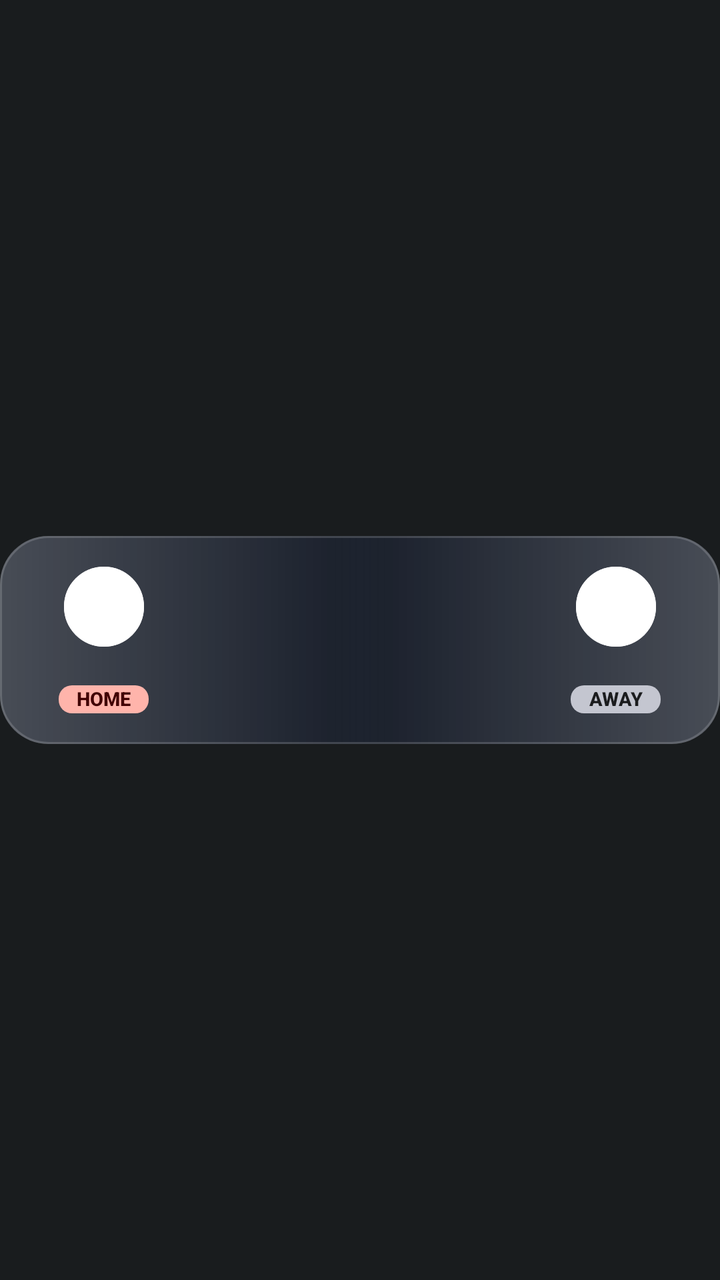
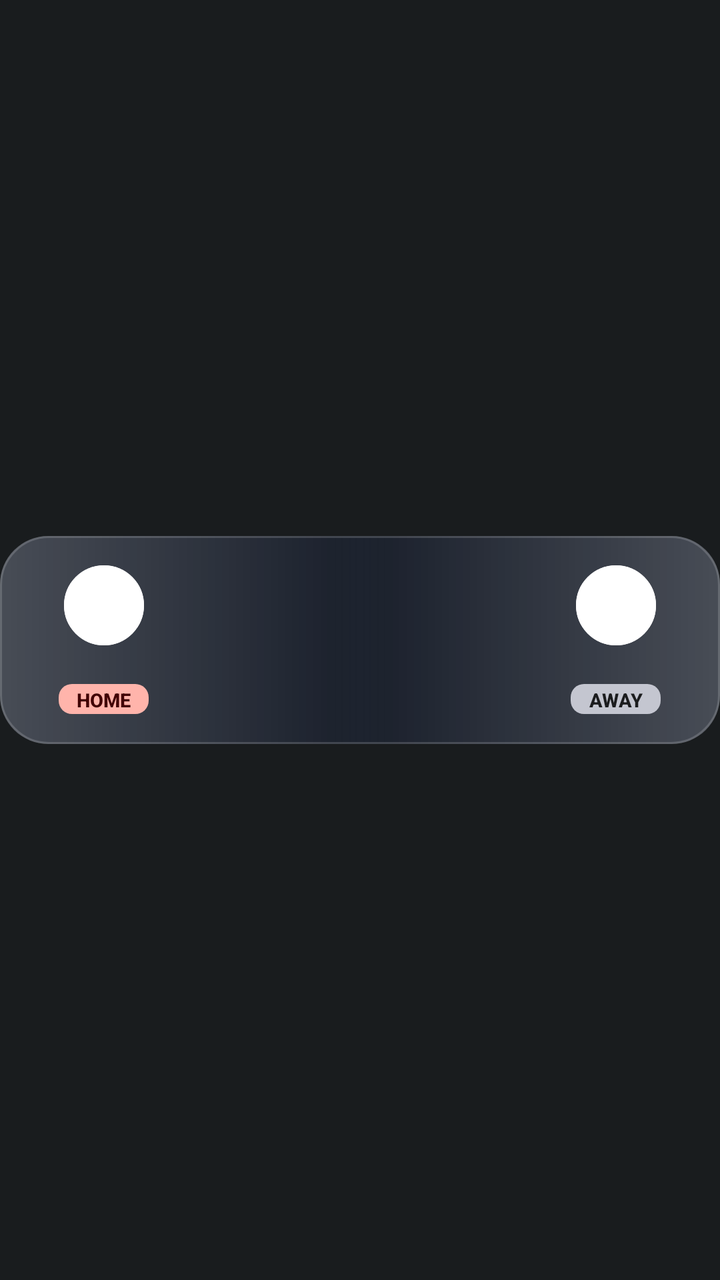

Screens rendered from an Android XML layout before and after an edit, with the pre-edit source and the edit as a unified diff.
<!-- AndroidManifest.xml: application theme Theme.AtAGlancePlus -->
<!-- res/layout/card_sports.xml -->
<?xml version="1.0" encoding="utf-8"?>
<FrameLayout xmlns:android="http://schemas.android.com/apk/res/android"
    android:id="@+id/card_root"
    style="@style/AagCardRoot">

    <FrameLayout
        android:id="@+id/sports_surface"
        android:layout_width="match_parent"
        android:layout_height="@dimen/card_body_height"
        android:layout_gravity="center_vertical"
        android:background="@drawable/sports_surface"
        android:clipToOutline="true">

        <ImageView
            android:id="@+id/sports_wash_home"
            android:layout_width="match_parent"
            android:layout_height="match_parent"
            android:contentDescription="@null"
            android:scaleType="fitXY"
            android:src="@drawable/sports_wash_home" />

        <ImageView
            android:id="@+id/sports_wash_away"
            android:layout_width="match_parent"
            android:layout_height="match_parent"
            android:contentDescription="@null"
            android:scaleType="fitXY"
            android:src="@drawable/sports_wash_away" />

        <ImageView
            android:id="@+id/sports_wave"
            android:layout_width="117dp"
            android:layout_height="78dp"
            android:layout_gravity="bottom|end"
            android:contentDescription="@null"
            android:src="@drawable/sports_wave"
            android:visibility="gone" />
    </FrameLayout>

    <LinearLayout
        android:id="@+id/card_body"
        style="@style/AagCardBody"
        android:background="@drawable/sports_border"
        android:baselineAligned="false"
        android:gravity="center_vertical"
        android:orientation="horizontal"
        android:paddingEnd="16dp">

        
        <LinearLayout
            android:layout_width="72dp"
            android:layout_height="match_parent"
            android:gravity="center"
            android:orientation="vertical">

            <FrameLayout
                android:layout_width="40dp"
                android:layout_height="40dp">

                <ImageView
                    android:id="@+id/sports_home_circle"
                    android:layout_width="match_parent"
                    android:layout_height="match_parent"
                    android:contentDescription="@null"
                    android:src="@drawable/team_circle" />

                <ImageView
                    android:id="@+id/sports_home_ring"
                    android:layout_width="match_parent"
                    android:layout_height="match_parent"
                    android:contentDescription="@null"
                    android:src="@drawable/team_ring" />

                <ImageView
                    android:id="@+id/sports_home_logo"
                    android:layout_width="29dp"
                    android:layout_height="29dp"
                    android:layout_gravity="center"
                    android:contentDescription="@null"
                    android:scaleType="fitCenter" />
            </FrameLayout>

            <TextView
                android:id="@+id/sports_home_abbr"
                android:layout_width="wrap_content"
                android:layout_height="wrap_content"
                android:layout_marginTop="2dp"
                android:fontFamily="sans-serif-medium"
                android:includeFontPadding="false"
                android:letterSpacing="0.04"
                android:singleLine="true"
                android:textColor="#FFE2E2E6"
                android:textSize="14sp"
                android:textStyle="bold" />

            <TextView
                android:id="@+id/sports_home_side"
                android:layout_width="45dp"
                android:layout_height="14dp"
                android:layout_marginTop="1dp"
                android:background="@drawable/tag_home_live"
                android:fontFamily="sans-serif-medium"
                android:gravity="center"
                android:includeFontPadding="false"
                android:singleLine="true"
                android:text="HOME"
                android:textColor="#FF410002"
                android:textSize="9.5sp"
                android:textStyle="bold" />
        </LinearLayout>

        <TextView
            android:id="@+id/sports_home_score"
            android:layout_width="wrap_content"
            android:layout_height="wrap_content"
            android:layout_marginStart="8dp"
            android:fontFamily="sans-serif-medium"
            android:includeFontPadding="false"
            android:singleLine="true"
            android:textColor="#FFFFFFFF"
            android:textSize="36sp"
            android:textStyle="bold" />

        <LinearLayout
            android:layout_width="0dp"
            android:layout_height="match_parent"
            android:layout_weight="1"
            android:gravity="center"
            android:orientation="vertical">

            <TextView
                android:id="@+id/sports_league"
                android:layout_width="wrap_content"
                android:layout_height="wrap_content"
                android:ellipsize="end"
                android:fontFamily="sans-serif-medium"
                android:includeFontPadding="false"
                android:letterSpacing="0.08"
                android:singleLine="true"
                android:textAllCaps="true"
                android:textColor="#FF94A3B8"
                android:textSize="12.5sp" />

            <TextView
                android:id="@+id/sports_status"
                android:layout_width="match_parent"
                android:layout_height="22dp"
                android:layout_marginTop="2dp"
                android:autoSizeMaxTextSize="19sp"
                android:autoSizeMinTextSize="11sp"
                android:autoSizeStepGranularity="0.5sp"
                android:autoSizeTextType="uniform"
                android:fontFamily="sans-serif-medium"
                android:gravity="center"
                android:includeFontPadding="false"
                android:maxLines="1"
                android:textColor="#FFFFFFFF"
                android:textStyle="bold" />

            <LinearLayout
                android:id="@+id/sports_pill"
                android:layout_width="wrap_content"
                android:layout_height="20dp"
                android:layout_marginTop="4dp"
                android:background="@drawable/status_pill_live"
                android:gravity="center"
                android:orientation="horizontal"
                android:paddingStart="8dp"
                android:paddingEnd="8dp"
                android:visibility="gone">

                <ImageView
                    android:id="@+id/sports_dot"
                    android:layout_width="6dp"
                    android:layout_height="6dp"
                    android:layout_marginEnd="4dp"
                    android:contentDescription="@null"
                    android:src="@drawable/live_dot" />

                <TextView
                    android:id="@+id/sports_note"
                    android:layout_width="wrap_content"
                    android:layout_height="wrap_content"
                    android:fontFamily="sans-serif-medium"
                    android:includeFontPadding="false"
                    android:letterSpacing="0.06"
                    android:singleLine="true"
                    android:textColor="#FFFF8A80"
                    android:textSize="10.5sp"
                    android:textStyle="bold" />
            </LinearLayout>
        </LinearLayout>

        <TextView
            android:id="@+id/sports_away_score"
            android:layout_width="wrap_content"
            android:layout_height="wrap_content"
            android:layout_marginEnd="8dp"
            android:fontFamily="sans-serif-medium"
            android:includeFontPadding="false"
            android:singleLine="true"
            android:textColor="#FFFFFFFF"
            android:textSize="36sp"
            android:textStyle="bold" />

        
        <LinearLayout
            android:layout_width="72dp"
            android:layout_height="match_parent"
            android:gravity="center"
            android:orientation="vertical">

            <FrameLayout
                android:layout_width="40dp"
                android:layout_height="40dp">

                <ImageView
                    android:id="@+id/sports_away_circle"
                    android:layout_width="match_parent"
                    android:layout_height="match_parent"
                    android:contentDescription="@null"
                    android:src="@drawable/team_circle" />

                <ImageView
                    android:id="@+id/sports_away_ring"
                    android:layout_width="match_parent"
                    android:layout_height="match_parent"
                    android:contentDescription="@null"
                    android:src="@drawable/team_ring" />

                <ImageView
                    android:id="@+id/sports_away_logo"
                    android:layout_width="29dp"
                    android:layout_height="29dp"
                    android:layout_gravity="center"
                    android:contentDescription="@null"
                    android:scaleType="fitCenter" />
            </FrameLayout>

            <TextView
                android:id="@+id/sports_away_abbr"
                android:layout_width="wrap_content"
                android:layout_height="wrap_content"
                android:layout_marginTop="2dp"
                android:fontFamily="sans-serif-medium"
                android:includeFontPadding="false"
                android:letterSpacing="0.04"
                android:singleLine="true"
                android:textColor="#FFE2E2E6"
                android:textSize="14sp"
                android:textStyle="bold" />

            <TextView
                android:id="@+id/sports_away_side"
                android:layout_width="45dp"
                android:layout_height="14dp"
                android:layout_marginTop="1dp"
                android:background="@drawable/tag_away_live"
                android:fontFamily="sans-serif-medium"
                android:gravity="center"
                android:includeFontPadding="false"
                android:singleLine="true"
                android:text="AWAY"
                android:textColor="#FF1B1C1E"
                android:textSize="9.5sp"
                android:textStyle="bold" />
        </LinearLayout>
    </LinearLayout>

    
    <ImageView
        android:id="@+id/hold_bar"
        android:layout_width="match_parent"
        android:layout_height="@dimen/card_body_height"
        android:layout_gravity="center_vertical"
        android:contentDescription="@null"
        android:duplicateParentState="true"
        android:scaleType="fitXY"
        android:src="@drawable/hold_bar_red_400" />
</FrameLayout>
<!-- resources referenced by this layout -->
<resources>
  <dimen name="card_body_height">104dp</dimen>
  <!-- drawable live_dot (drawable) -->
  <?xml version="1.0" encoding="utf-8"?>
  <shape xmlns:android="http://schemas.android.com/apk/res/android" android:shape="oval">
      <solid android:color="#FFFF6B6B" />
  </shape>
  <!-- drawable sports_border (drawable) -->
  <?xml version="1.0" encoding="utf-8"?>
  <shape xmlns:android="http://schemas.android.com/apk/res/android" android:shape="rectangle">
      <solid android:color="#00000000" />
      <stroke android:width="1dp" android:color="#29FFFFFF" />
      <corners android:radius="24dp" />
  </shape>
  <!-- drawable sports_surface (drawable) -->
  <?xml version="1.0" encoding="utf-8"?>
  <shape xmlns:android="http://schemas.android.com/apk/res/android" android:shape="rectangle">
      <solid android:color="#F2161C28" />
      <corners android:radius="24dp" />
  </shape>
  <!-- drawable sports_wave (drawable) -->
  <?xml version="1.0" encoding="utf-8"?>
  <vector xmlns:android="http://schemas.android.com/apk/res/android"
      android:width="96dp"
      android:height="64dp"
      android:viewportWidth="96"
      android:viewportHeight="64">
      <path android:fillColor="#1F64B5F6" android:pathData="M0,64 C16,62 22,48 38,42 C56,35 70,38 82,26 C90,18 93,9 96,0 L96,64 Z" />
  </vector>
  <!-- drawable status_pill_live (drawable) -->
  <?xml version="1.0" encoding="utf-8"?>
  <shape xmlns:android="http://schemas.android.com/apk/res/android" android:shape="rectangle">
      <solid android:color="#FF4A1C20" />
      <stroke android:width="1dp" android:color="#80FF5252" />
      <corners android:radius="9dp" />
  </shape>
  <!-- drawable tag_away_live (drawable) -->
  <?xml version="1.0" encoding="utf-8"?>
  <shape xmlns:android="http://schemas.android.com/apk/res/android" android:shape="rectangle">
      <solid android:color="#FFC4C6D0" />
      <corners android:radius="6.5dp" />
  </shape>
  <!-- drawable tag_home_live (drawable) -->
  <?xml version="1.0" encoding="utf-8"?>
  <shape xmlns:android="http://schemas.android.com/apk/res/android" android:shape="rectangle">
      <solid android:color="#FFFFB4AB" />
      <corners android:radius="6.5dp" />
  </shape>
  <!-- drawable team_circle (drawable) -->
  <?xml version="1.0" encoding="utf-8"?>
  <shape xmlns:android="http://schemas.android.com/apk/res/android" android:shape="oval">
      <solid android:color="#FFFFFFFF" />
  </shape>
  <!-- drawable team_ring (drawable) -->
  <?xml version="1.0" encoding="utf-8"?>
  <shape xmlns:android="http://schemas.android.com/apk/res/android" android:shape="oval">
      <solid android:color="#00000000" />
      <stroke android:width="1.5dp" android:color="#FFFFFFFF" />
  </shape>
  <style name="AagCardBody">
          <item name="android:layout_width">match_parent</item>
          <item name="android:layout_height">@dimen/card_body_height</item>
          <item name="android:layout_gravity">center_vertical</item>
          <item name="android:paddingStart">16dp</item>
          <item name="android:paddingEnd">18dp</item>
      </style>
  <style name="AagCardRoot">
          <item name="android:layout_width">match_parent</item>
          <item name="android:layout_height">@dimen/card_body_height</item>
          <item name="android:clipChildren">false</item>
          <item name="android:clipToPadding">false</item>
      </style>
  <style name="Theme.AtAGlancePlus" parent="android:Theme.DeviceDefault.NoActionBar">
          <item name="android:windowLightStatusBar">false</item>
      </style>
  <!-- unchanged entries left out for length: 7 -->
</resources>

<!-- the commit's change to res/layout/card_sports.xml (unified diff, before → after) -->
@@ -96,12 +96,13 @@
             <TextView
                 android:id="@+id/sports_home_side"
                 android:layout_width="45dp"
-                android:layout_height="14dp"
+                android:layout_height="15dp"
                 android:layout_marginTop="1dp"
                 android:background="@drawable/tag_home_live"
                 android:fontFamily="sans-serif-medium"
                 android:gravity="center"
                 android:includeFontPadding="false"
+                android:paddingTop="2dp"
                 android:singleLine="true"
                 android:text="HOME"
                 android:textColor="#FF410002"
@@ -253,12 +254,13 @@
             <TextView
                 android:id="@+id/sports_away_side"
                 android:layout_width="45dp"
-                android:layout_height="14dp"
+                android:layout_height="15dp"
                 android:layout_marginTop="1dp"
                 android:background="@drawable/tag_away_live"
                 android:fontFamily="sans-serif-medium"
                 android:gravity="center"
                 android:includeFontPadding="false"
+                android:paddingTop="2dp"
                 android:singleLine="true"
                 android:text="AWAY"
                 android:textColor="#FF1B1C1E"
